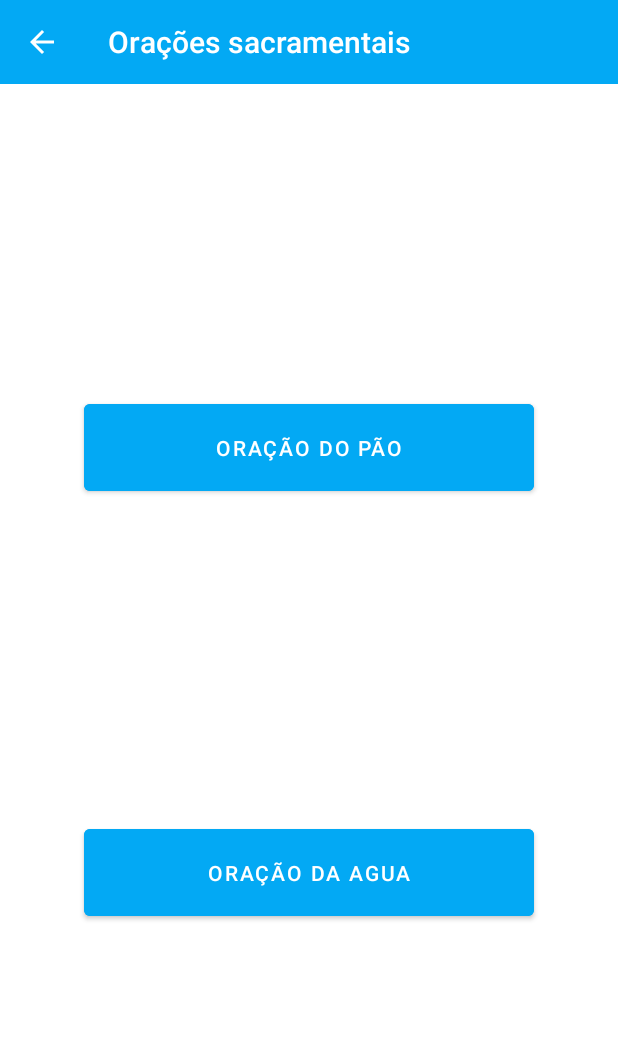
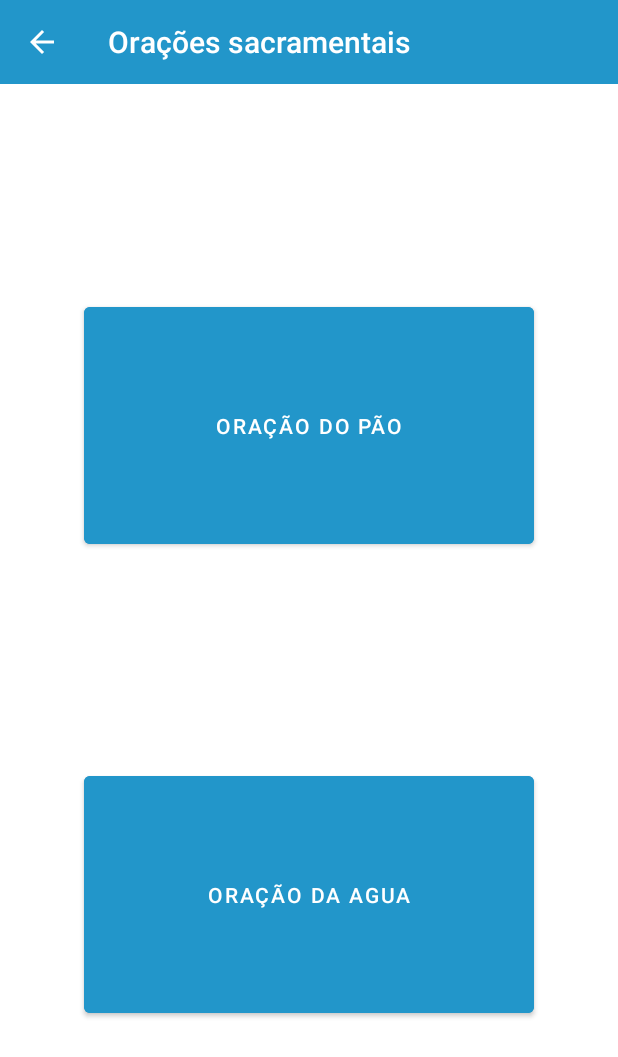
Before and after one commit to KeysiJones/bencaos-ordenancas, an Android app: the OracoesDedicatoriasFragment screen opened through its navigation route, on a phone screen of 412 x 824 dp. Shown: the top 1057 px of the screen. Run offline under Robolectric (Android 15) with nearby library versions, the phone set to English and light mode, and no system bars.

Commit message:
Mudança no esquema de cores do APP.

```diff
--- a/app/src/main/java/com/kdev/ordenancas/fragments/OracoesDedicatoriasFragment.kt
+++ b/app/src/main/java/com/kdev/ordenancas/fragments/OracoesDedicatoriasFragment.kt
@@ -2,11 +2,9 @@ package com.kdev.ordenancas.fragments
 
 import android.os.Bundle
 import android.view.*
+import android.widget.Button
 import androidx.fragment.app.Fragment
-import android.widget.Button
-import android.widget.Toast
 import android.widget.Toolbar
-import androidx.drawerlayout.widget.DrawerLayout
 import androidx.navigation.fragment.findNavController
 import com.kdev.ordenancas.R
 
--- a/app/src/main/res/layout/app_toolbar.xml
+++ b/app/src/main/res/layout/app_toolbar.xml
@@ -3,7 +3,7 @@
     android:id="@+id/app_toolbar"
     android:layout_width="match_parent"
     android:layout_height="?attr/actionBarSize"
-    android:background="#03A9F4"
+    android:background="@color/light_blue"
     android:textDirection="ltr"
     android:navigationIcon="@drawable/ic_baseline_menu_24"
     android:theme="@style/ThemeOverlay.AppCompat.Dark.ActionBar"
--- a/app/src/main/res/layout/back_toolbar.xml
+++ b/app/src/main/res/layout/back_toolbar.xml
@@ -3,7 +3,7 @@
     android:id="@+id/app_toolbar"
     android:layout_width="match_parent"
     android:layout_height="?attr/actionBarSize"
-    android:background="#03A9F4"
+    android:background="@color/light_blue"
     android:textDirection="ltr"
     android:theme="@style/ThemeOverlay.AppCompat.Dark.ActionBar"
     app:layout_constraintTop_toTopOf="parent"
--- a/app/src/main/res/layout/fragment_oracoes_dedicatorias.xml
+++ b/app/src/main/res/layout/fragment_oracoes_dedicatorias.xml
@@ -18,11 +18,12 @@
             layout="@layout/back_toolbar" />
 
         <Button
+            android:layout_marginLeft="10dp"
+            android:layout_marginRight="10dp"
             android:backgroundTint="@color/light_blue"
             android:id="@+id/btnBreadPrayer"
-            android:layout_margin="5dp"
             android:layout_width="300dp"
-            android:layout_height="70dp"
+            android:layout_height="170dp"
             android:text="Oração do pão"
             android:textAlignment="center"
             app:layout_constraintBottom_toTopOf="@+id/btnWaterPrayer"
@@ -31,11 +32,12 @@
             app:layout_constraintTop_toBottomOf="@+id/oracoes_dedicatorias_toolbar" />
 
         <Button
+            android:layout_marginLeft="10dp"
+            android:layout_marginRight="10dp"
             android:id="@+id/btnWaterPrayer"
             android:backgroundTint="@color/light_blue"
-            android:layout_margin="5dp"
             android:layout_width="300dp"
-            android:layout_height="70dp"
+            android:layout_height="170dp"
             android:text="Oração da agua"
             app:layout_constraintBottom_toBottomOf="parent"
             app:layout_constraintLeft_toLeftOf="parent"
--- a/app/src/main/res/values/colors.xml
+++ b/app/src/main/res/values/colors.xml
@@ -8,5 +8,5 @@
     <color name="black">#FF000000</color>
     <color name="white">#FFFFFFFF</color>
     <color name="light_green">#00B37A</color>
-    <color name="light_blue">#03A9F4</color>color>
+    <color name="light_blue">#2296CA</color>color>
 </resources>
--- a/app/src/main/res/values/themes.xml
+++ b/app/src/main/res/values/themes.xml
@@ -10,7 +10,7 @@
         <item name="colorSecondaryVariant">@color/teal_700</item>
         <item name="colorOnSecondary">@color/black</item>
         <!-- Status bar color. -->
-        <item name="android:statusBarColor" tools:targetApi="l">#03A9F4</item>
+        <item name="android:statusBarColor" tools:targetApi="l">@color/light_blue</item>
         <!-- Customize your theme here. -->
     </style>
 
--- a/build.gradle
+++ b/build.gradle
@@ -21,7 +21,7 @@ buildscript {
         jcenter()
     }
     dependencies {
-        classpath "com.android.tools.build:gradle:4.1.1"
+        classpath 'com.android.tools.build:gradle:4.1.3'
         classpath "org.jetbrains.kotlin:kotlin-gradle-plugin:$kotlin_version"
 
         // NOTE: Do not place your application dependencies here; they belong
```
Also changed, not shown: app/src/main/res/drawable/bread.jpg (added), app/src/main/res/drawable/water.jpg (added).
